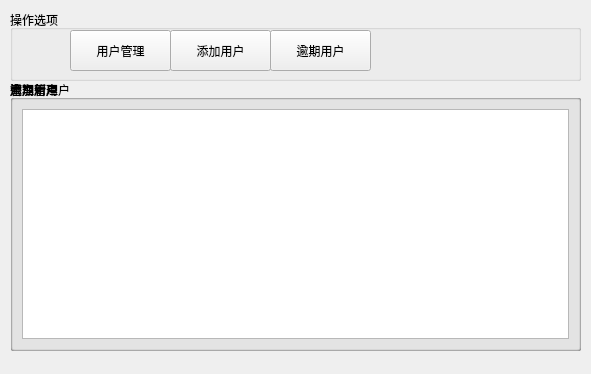
Old version of the form src/usermanagement_dialog.ui in the repository liangzhenduo/Library.
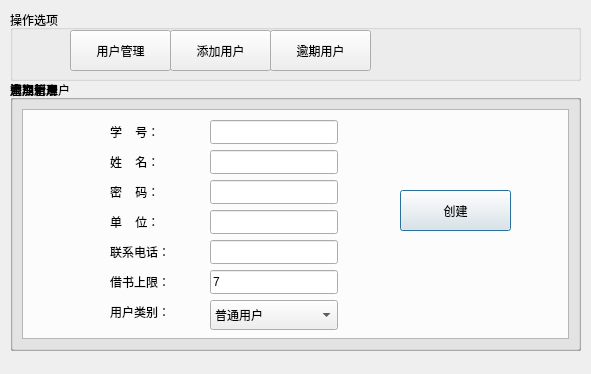
New version of the form.

Patch:
```diff
--- a/src/usermanagement_dialog.ui
+++ b/src/usermanagement_dialog.ui
@@ -46,8 +46,8 @@
      <rect>
       <x>200</x>
       <y>40</y>
-      <width>131</width>
-      <height>31</height>
+      <width>128</width>
+      <height>24</height>
      </rect>
     </property>
    </widget>
@@ -55,22 +55,22 @@
     <property name="geometry">
      <rect>
       <x>100</x>
-      <y>50</y>
-      <width>41</width>
-      <height>16</height>
+      <y>40</y>
+      <width>64</width>
+      <height>24</height>
      </rect>
     </property>
     <property name="text">
-     <string>学号：</string>
+     <string>学    号：</string>
     </property>
    </widget>
    <widget class="QLineEdit" name="newuser_password">
     <property name="geometry">
      <rect>
       <x>200</x>
-      <y>120</y>
-      <width>131</width>
-      <height>31</height>
+      <y>100</y>
+      <width>128</width>
+      <height>24</height>
      </rect>
     </property>
     <property name="text">
@@ -84,35 +84,35 @@
     <property name="geometry">
      <rect>
       <x>100</x>
-      <y>130</y>
-      <width>41</width>
-      <height>16</height>
+      <y>100</y>
+      <width>64</width>
+      <height>24</height>
      </rect>
     </property>
     <property name="text">
-     <string>密码：</string>
+     <string>密    码：</string>
     </property>
    </widget>
    <widget class="QLabel" name="label_3">
     <property name="geometry">
      <rect>
       <x>100</x>
-      <y>170</y>
-      <width>41</width>
-      <height>16</height>
+      <y>130</y>
+      <width>64</width>
+      <height>24</height>
      </rect>
     </property>
     <property name="text">
-     <string>部门：</string>
+     <string>单    位：</string>
     </property>
    </widget>
    <widget class="QLineEdit" name="newuser_department">
     <property name="geometry">
      <rect>
       <x>200</x>
-      <y>160</y>
-      <width>131</width>
-      <height>31</height>
+      <y>130</y>
+      <width>128</width>
+      <height>24</height>
      </rect>
     </property>
     <property name="text">
@@ -123,22 +123,22 @@
     <property name="geometry">
      <rect>
       <x>200</x>
-      <y>200</y>
-      <width>131</width>
-      <height>31</height>
+      <y>190</y>
+      <width>128</width>
+      <height>24</height>
      </rect>
     </property>
     <property name="text">
-     <string>10</string>
+     <string>7</string>
     </property>
    </widget>
    <widget class="QLabel" name="label_4">
     <property name="geometry">
      <rect>
       <x>100</x>
-      <y>210</y>
-      <width>61</width>
-      <height>16</height>
+      <y>190</y>
+      <width>64</width>
+      <height>24</height>
      </rect>
     </property>
     <property name="text">
@@ -149,22 +149,22 @@
     <property name="geometry">
      <rect>
       <x>100</x>
-      <y>90</y>
-      <width>41</width>
-      <height>16</height>
+      <y>70</y>
+      <width>64</width>
+      <height>24</height>
      </rect>
     </property>
     <property name="text">
-     <string>姓名：</string>
+     <string>姓    名：</string>
     </property>
    </widget>
    <widget class="QLineEdit" name="newuser_name">
     <property name="geometry">
      <rect>
       <x>200</x>
-      <y>80</y>
-      <width>131</width>
-      <height>31</height>
+      <y>70</y>
+      <width>128</width>
+      <height>24</height>
      </rect>
     </property>
     <property name="text">
@@ -177,12 +177,15 @@
    <widget class="QComboBox" name="newuser_isadmin">
     <property name="geometry">
      <rect>
-      <x>390</x>
-      <y>40</y>
-      <width>111</width>
-      <height>31</height>
+      <x>200</x>
+      <y>220</y>
+      <width>128</width>
+      <height>30</height>
      </rect>
     </property>
+    <property name="currentText">
+     <string>普通用户</string>
+    </property>
     <item>
      <property name="text">
       <string>普通用户</string>
@@ -194,6 +197,42 @@
      </property>
     </item>
    </widget>
+   <widget class="QLabel" name="label_11">
+    <property name="geometry">
+     <rect>
+      <x>100</x>
+      <y>160</y>
+      <width>64</width>
+      <height>24</height>
+     </rect>
+    </property>
+    <property name="text">
+     <string>联系电话：</string>
+    </property>
+   </widget>
+   <widget class="QLineEdit" name="newuser_telnum">
+    <property name="geometry">
+     <rect>
+      <x>200</x>
+      <y>160</y>
+      <width>128</width>
+      <height>24</height>
+     </rect>
+    </property>
+   </widget>
+   <widget class="QLabel" name="label_12">
+    <property name="geometry">
+     <rect>
+      <x>100</x>
+      <y>220</y>
+      <width>64</width>
+      <height>24</height>
+     </rect>
+    </property>
+    <property name="text">
+     <string>用户类别：</string>
+    </property>
+   </widget>
   </widget>
   <widget class="QGroupBox" name="group_user">
    <property name="enabled">
@@ -437,23 +476,6 @@
      <string>删除</string>
     </property>
    </widget>
-   <zorder>manageuser_modify_Button</zorder>
-   <zorder>manage_stuid</zorder>
-   <zorder>label_6</zorder>
-   <zorder>manage_password</zorder>
-   <zorder>label_7</zorder>
-   <zorder>label_8</zorder>
-   <zorder>manage_department</zorder>
-   <zorder>manage_num_limit</zorder>
-   <zorder>label_9</zorder>
-   <zorder>label_10</zorder>
-   <zorder>manage_name</zorder>
-   <zorder>manage_isadmin</zorder>
-   <zorder>manageuser_delete_Button</zorder>
-   <zorder>userview</zorder>
-   <zorder>group_overuser</zorder>
-   <zorder>group_overuser</zorder>
-   <zorder>group_overuser</zorder>
   </widget>
   <widget class="QGroupBox" name="group_nav">
    <property name="geometry">
@@ -506,10 +528,6 @@
      <string>逾期用户</string>
     </property>
    </widget>
-   <zorder>guide_newuser_Button</zorder>
-   <zorder>guide_user_Button</zorder>
-   <zorder>guide_overuser_Button</zorder>
-   <zorder>group_manageuser</zorder>
   </widget>
   <widget class="QGroupBox" name="group_overuser">
    <property name="enabled">
@@ -524,7 +542,7 @@
     </rect>
    </property>
    <property name="title">
-    <string>逾期用户</string>
+    <string>逾期记录</string>
    </property>
    <layout class="QGridLayout" name="gridLayout_2">
     <item row="0" column="0">
@@ -556,6 +574,11 @@
     </item>
    </layout>
   </widget>
+  <zorder>group_user</zorder>
+  <zorder>group_manageuser</zorder>
+  <zorder>group_nav</zorder>
+  <zorder>group_overuser</zorder>
+  <zorder>group_newuser</zorder>
  </widget>
  <resources/>
  <connections/>
```
